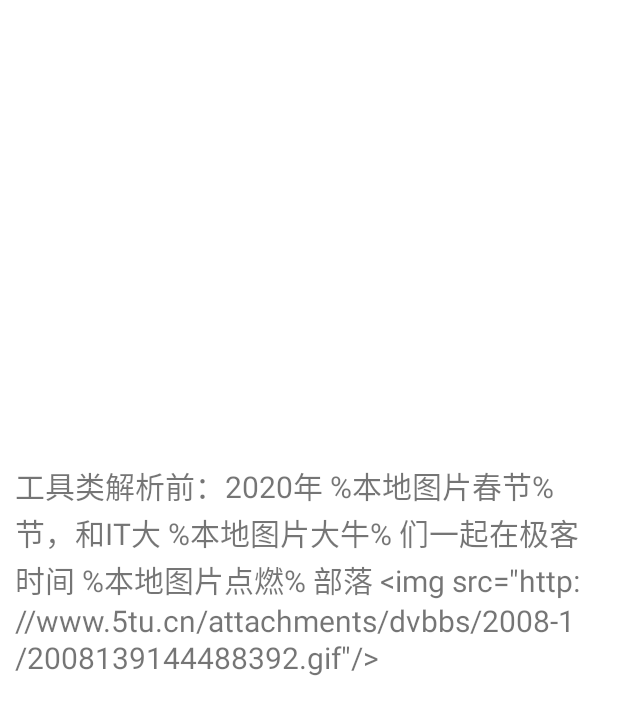
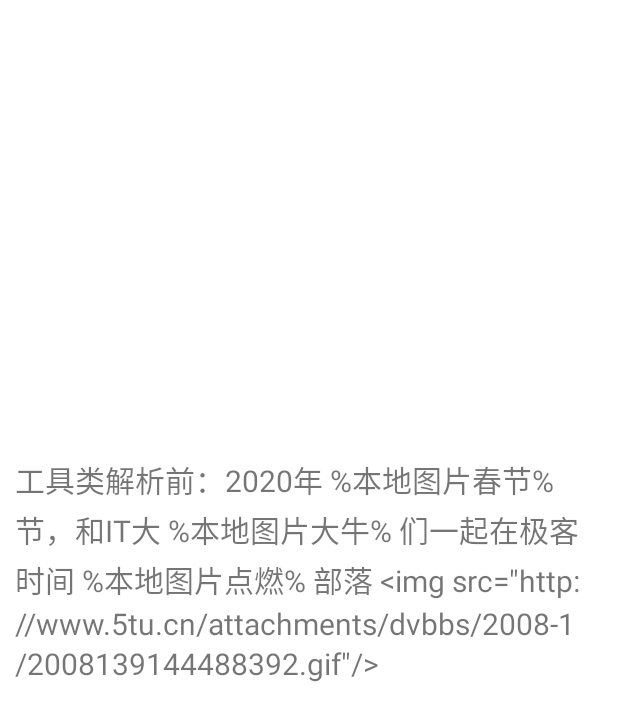
Before and after one commit to liuchenguangqnm/richTextTool, an Android app: the screen it shows after launch (MainActivity), on a phone screen of 412 x 824 dp. Shown: the top 721 px of the screen. Run offline under Robolectric (Android 15) with nearby library versions, the phone set to English and light mode, and no system bars; our stand-ins replace RxJava; network calls fail.

Commit message:
部分bug调整修复

```diff
--- a/app/src/main/res/layout/activity_main.xml
+++ b/app/src/main/res/layout/activity_main.xml
@@ -15,7 +15,7 @@
         android:layout_marginStart="10dp"
         android:layout_marginTop="20dp"
         android:layout_marginEnd="10dp"
-        android:lineSpacingExtra="1dp"
+        android:lineSpacingExtra="3dp"
         android:text=""
         android:textSize="20sp" />
 
```
